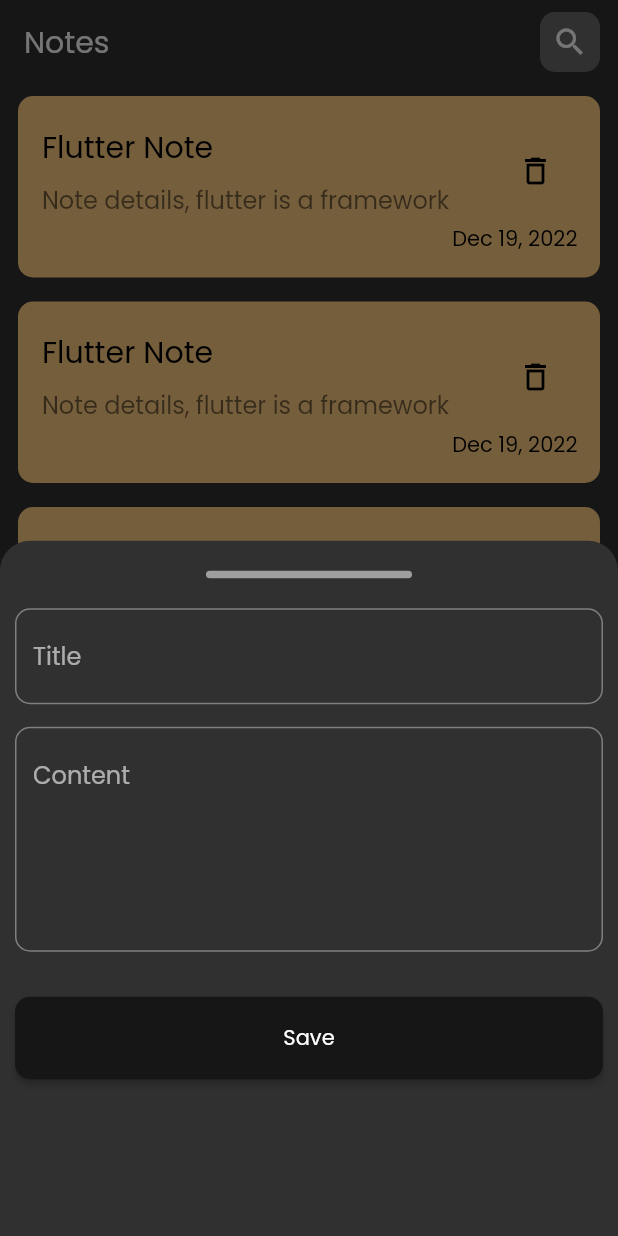
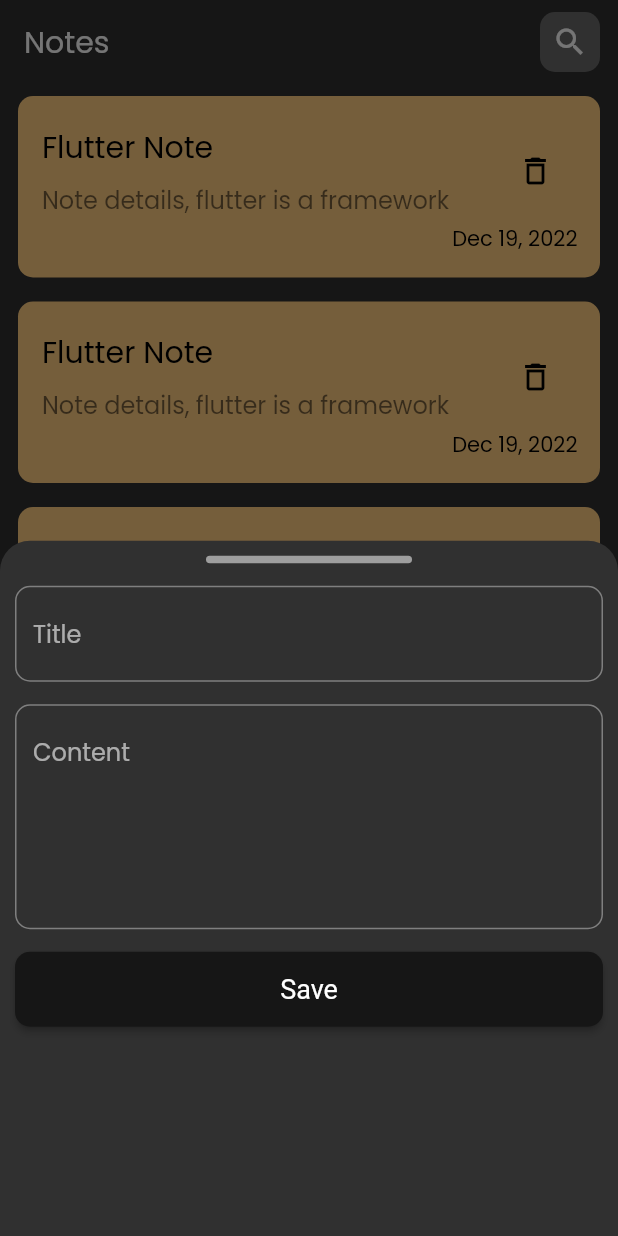
Before and after one commit to Mohamed-Ararr/notesApp, a Flutter app: the screen it shows after launch, after a tap on the "add" icon, on a phone screen of 412 x 824 dp. Run offline on Flutter 3.47's test engine with Material 2 defaults, Android fonts, the phone set to English and light mode, and no system bars.

Commit message:
add edit note view

```diff
--- a/lib/main.dart
+++ b/lib/main.dart
@@ -1,4 +1,5 @@
 import 'package:flutter/material.dart';
+import 'package:noteapp/view/EditNote.dart';
 import 'package:noteapp/view/notesView.dart';
 
 void main() {
@@ -10,6 +11,9 @@ class MyApp extends StatelessWidget {
   @override
   Widget build(BuildContext context) {
     return MaterialApp(
+      routes: {
+        EditNoteView.id: (context) => const EditNoteView(),
+      },
       debugShowCheckedModeBanner: false,
       title: 'Flutter Demo',
       theme: ThemeData(
--- a/lib/view/notesView.dart
+++ b/lib/view/notesView.dart
@@ -16,8 +16,10 @@ class NotesView extends StatelessWidget {
         title: const Text('Notes'),
         elevation: 0,
         backgroundColor: Colors.transparent,
-        actions: const [
-          CustomSearchButton(),
+        actions: [
+          CustomSearchButton(
+            icon: const Icon(Icons.search),
+          ),
         ],
       ),
       body: ListView.builder(
--- a/lib/view/widgets/CustomButton.dart
+++ b/lib/view/widgets/CustomButton.dart
@@ -11,7 +11,10 @@ class CustomButton extends StatelessWidget {
     return ElevatedButton(
       style: ElevatedButton.styleFrom(
         primary: mainColor,
-        minimumSize: Size(MediaQuery.of(context).size.width, 55),
+        textStyle: const TextStyle(
+          fontSize: 18,
+        ),
+        minimumSize: Size(MediaQuery.of(context).size.width, 50),
         shape: RoundedRectangleBorder(
           borderRadius: BorderRadius.circular(10),
         ),
--- a/lib/view/widgets/customBottomSheet.dart
+++ b/lib/view/widgets/customBottomSheet.dart
@@ -14,7 +14,7 @@ class CustomBottomSheet extends StatelessWidget {
           topLeft: Radius.circular(20),
         ),
       ),
-      padding: const EdgeInsets.symmetric(horizontal: 10, vertical: 20),
+      padding: const EdgeInsets.symmetric(horizontal: 10, vertical: 10),
       height: MediaQuery.of(context).size.height / 1,
       child: SingleChildScrollView(
         child: Column(
@@ -27,14 +27,14 @@ class CustomBottomSheet extends StatelessWidget {
                 borderRadius: BorderRadius.circular(5),
               ),
             ),
-            const SizedBox(height: 20),
+            const SizedBox(height: 15),
             const CustomTextField(hint: 'Title'),
             const SizedBox(height: 15),
             const CustomTextField(
               hint: 'Content',
               maxL: 5,
             ),
-            const SizedBox(height: 30),
+            const SizedBox(height: 15),
             CustomButton(buttonTitle: 'Save'),
           ],
         ),
--- a/lib/view/widgets/customSearchButton.dart
+++ b/lib/view/widgets/customSearchButton.dart
@@ -1,7 +1,9 @@
 import 'package:flutter/material.dart';
 
 class CustomSearchButton extends StatelessWidget {
-  const CustomSearchButton({Key? key}) : super(key: key);
+  CustomSearchButton({Key? key, required this.icon}) : super(key: key);
+
+  Icon icon;
 
   @override
   Widget build(BuildContext context) {
@@ -14,7 +16,7 @@ class CustomSearchButton extends StatelessWidget {
           color: const Color.fromARGB(70, 255, 255, 255),
           borderRadius: BorderRadius.circular(10),
         ),
-        child: const Icon(Icons.search),
+        child: icon,
       ),
     );
   }
--- a/lib/view/widgets/noteCard.dart
+++ b/lib/view/widgets/noteCard.dart
@@ -1,12 +1,16 @@
 import 'package:flutter/material.dart';
 import 'package:intl/intl.dart';
+
+import '../EditNote.dart';
 
 class NoteCard extends StatelessWidget {
   const NoteCard({Key? key}) : super(key: key);
 
   @override
   Widget build(BuildContext context) {
-    return Container(
+    return InkWell(
+      onTap: () => Navigator.pushNamed(context, EditNoteView.id),
+      child: Container(
         padding: const EdgeInsets.only(top: 15, right: 15, bottom: 15),
         margin: const EdgeInsets.symmetric(horizontal: 12, vertical: 8),
         decoration: BoxDecoration(
@@ -49,6 +53,7 @@ class NoteCard extends StatelessWidget {
             ),
           ],
         ),
+      ),
     );
   }
 }
```
Also changed, not shown: lib/view/EditNote.dart (added, +41 -0 lines). Lines whose indentation alone changed are shown as unchanged.
